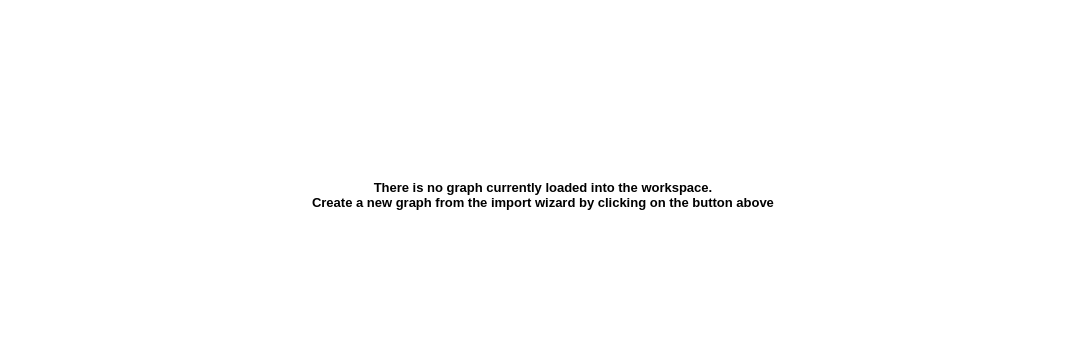
This is library/tulip-gui/designer/Workspace.ui in Tulip-Dev/tulip as Qt 5 draws it before an edit; both pictures show x 0 to 1086 and y 0 to 355 of the 1086 by 635 pixel window. The edited form follows.
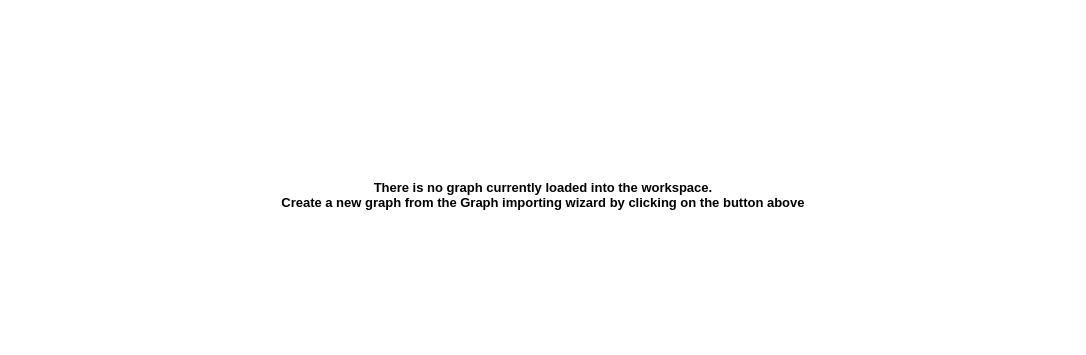
This is the edited form. The open tabs and pages were chosen to show the change. Icons and pictures are not drawn. Custom widgets are drawn as their Qt base class.

Commit message: Ok for Tulip 5.0

Diff of the .ui file:
```diff
--- a/library/tulip-gui/designer/Workspace.ui
+++ b/library/tulip-gui/designer/Workspace.ui
@@ -98,7 +98,7 @@
 &lt;html&gt;&lt;head&gt;&lt;meta name=&quot;qrichtext&quot; content=&quot;1&quot; /&gt;&lt;style type=&quot;text/css&quot;&gt;
 p, li { white-space: pre-wrap; }
 &lt;/style&gt;&lt;/head&gt;&lt;body style=&quot; font-family:'DejaVu Sans'; font-size:10pt; font-weight:400; font-style:normal;&quot;&gt;
-&lt;p style=&quot; margin-top:0px; margin-bottom:0px; margin-left:0px; margin-right:0px; -qt-block-indent:0; text-indent:0px;&quot;&gt;&lt;span style=&quot; font-weight:600;&quot;&gt;There is no graph currently loaded into the workspace.&lt;br /&gt;Create a new graph from the import wizard by clicking on the button above&lt;/span&gt;&lt;/p&gt;&lt;/body&gt;&lt;/html&gt;</string>
+&lt;p style=&quot; margin-top:0px; margin-bottom:0px; margin-left:0px; margin-right:0px; -qt-block-indent:0; text-indent:0px;&quot;&gt;&lt;span style=&quot; font-weight:600;&quot;&gt;There is no graph currently loaded into the workspace.&lt;br /&gt;Create a new graph from the Graph importing wizard by clicking on the button above&lt;/span&gt;&lt;/p&gt;&lt;/body&gt;&lt;/html&gt;</string>
             </property>
             <property name="alignment">
              <set>Qt::AlignCenter</set>
```
The commit also changes 2 other files.
